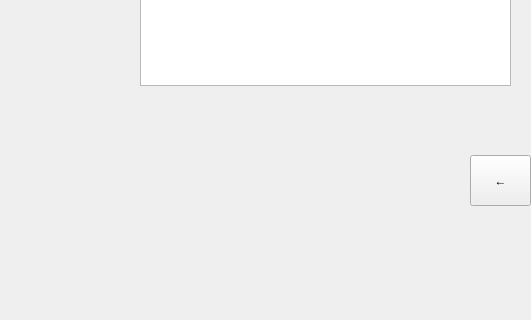
jjola00/FinalZork, file mainwindow.ui: the form before one commit; both pictures show x 0 to 531 and y 255 to 575 of the 702 by 575 pixel window.
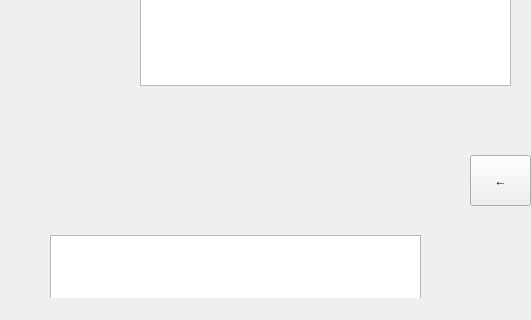
The form after the commit.

```diff
--- a/mainwindow.ui
+++ b/mainwindow.ui
@@ -125,6 +125,16 @@
      </rect>
     </property>
    </widget>
+   <widget class="QTextEdit" name="itemNotification">
+    <property name="geometry">
+     <rect>
+      <x>50</x>
+      <y>490</y>
+      <width>371</width>
+      <height>64</height>
+     </rect>
+    </property>
+   </widget>
   </widget>
   <widget class="QMenuBar" name="menubar">
    <property name="geometry">
```
